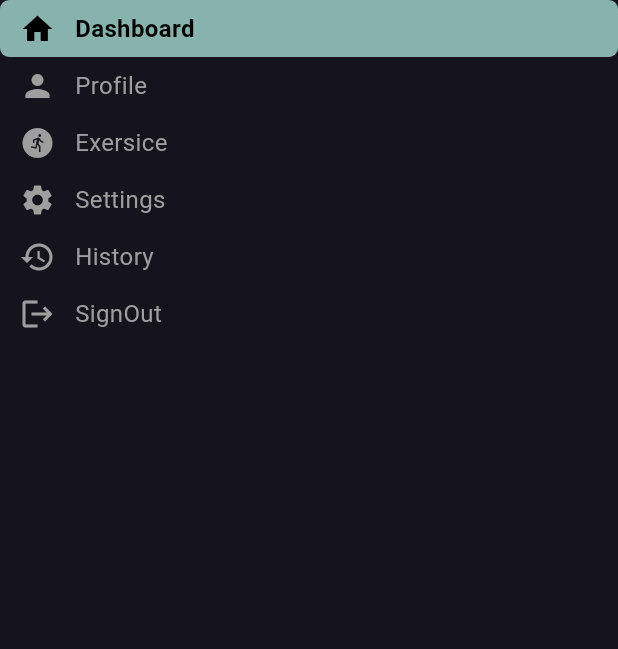
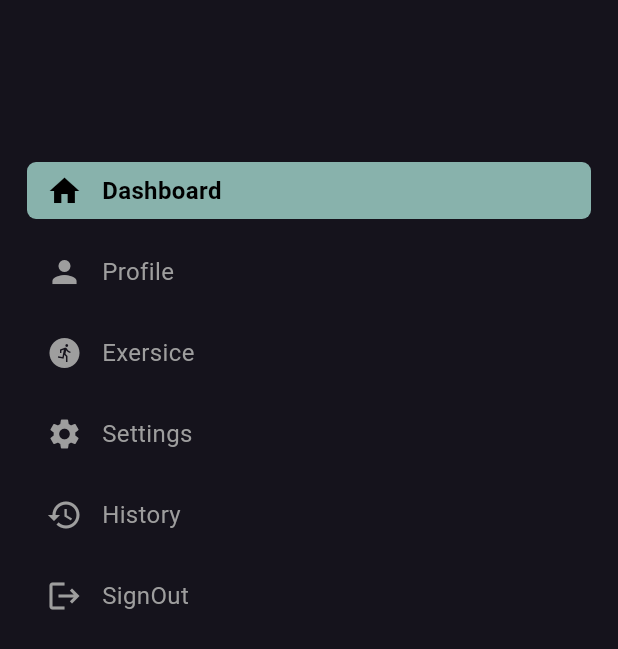
Before and after one commit to emadmoenes/responsive-ui-, a Flutter app: the SideMenuWidget widget shown alone on an empty page, opened directly, on a phone screen of 412 x 824 dp. Shown: the top 649 px of the screen. Run offline on Flutter 3.47's test engine with Material 3 defaults, Android fonts, the phone set to English and light mode, and no system bars; our stand-ins replace fl_chart.

Commit message:
handle side menu

```diff
--- a/lib/widgets/side_menu_widget.dart
+++ b/lib/widgets/side_menu_widget.dart
@@ -14,17 +14,22 @@ class _SideMenuWidgetState extends State<SideMenuWidget> {
   @override
   Widget build(BuildContext context) {
     final data = SideMenuData();
-    return Container(
+    return Padding(
+      padding: const EdgeInsets.fromLTRB(10, 100, 10, 0),
+      child: Container(
         child: ListView.builder(
           itemCount: data.menu.length,
           itemBuilder: (context, index) => buildMenuEntry(data, index),
+        ),
       ),
     );
   }
 
   Widget buildMenuEntry(SideMenuData data, int index) {
     final isSelected = selectedIndex == index;
-    return Container(
+    return Padding(
+      padding: const EdgeInsets.all(8.0),
+      child: Container(
         decoration: BoxDecoration(
           borderRadius: const BorderRadius.all(Radius.circular(6.0)),
           color: isSelected ? selectionColor : Colors.transparent,
@@ -36,7 +41,8 @@ class _SideMenuWidgetState extends State<SideMenuWidget> {
           child: Row(
             children: [
               Padding(
-              padding: const EdgeInsets.symmetric(horizontal: 13, vertical: 7),
+                padding:
+                    const EdgeInsets.symmetric(horizontal: 13, vertical: 7),
                 child: Icon(
                   data.menu[index].icon,
                   color: isSelected ? Colors.black : Colors.grey,
@@ -47,9 +53,11 @@ class _SideMenuWidgetState extends State<SideMenuWidget> {
                 style: TextStyle(
                     fontSize: 16,
                     color: isSelected ? Colors.black : Colors.grey,
-                  fontWeight: isSelected ? FontWeight.w600 : FontWeight.normal),
+                    fontWeight:
+                        isSelected ? FontWeight.w600 : FontWeight.normal),
               )
             ],
+          ),
         ),
       ),
     );
```
Lines whose indentation alone changed are shown as unchanged.
